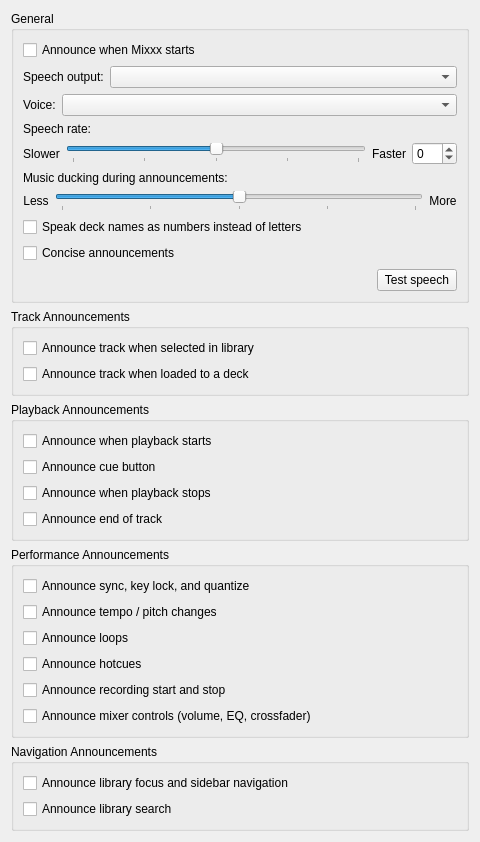
Qt form src/preferences/dialog/dlgprefaccessibilitydlg.ui (XeTK/mixxx) before a commit.
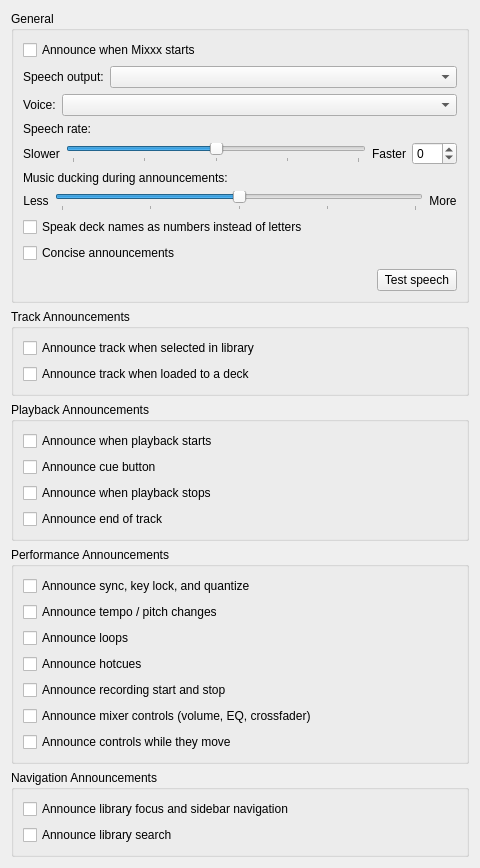
The same form after that commit.

Commit message: feat(tts): Tier 2 enrichment - cue set, hotcue press, loop size, trim, effect knobs, announce-while-moving

The edit to the form file:
```diff
--- a/src/preferences/dialog/dlgprefaccessibilitydlg.ui
+++ b/src/preferences/dialog/dlgprefaccessibilitydlg.ui
@@ -451,6 +451,16 @@
         </property>
        </widget>
       </item>
+      <item>
+       <widget class="QCheckBox" name="checkBoxAnnounceWhileMoving">
+        <property name="toolTip">
+         <string>Speak knob and fader values while they move (at most a few times per second) instead of only once they come to rest.</string>
+        </property>
+        <property name="text">
+         <string>Announce controls while they move</string>
+        </property>
+       </widget>
+      </item>
      </layout>
     </widget>
    </item>
```
The commit also changes 7 other files.
